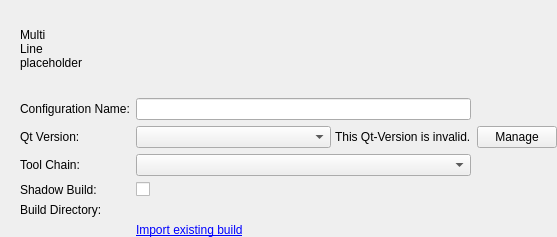
The window that src/plugins/qt4projectmanager/qt4projectconfigwidget.ui (qt-creator/qt-creator) describes before a commit, drawn with Qt 5.
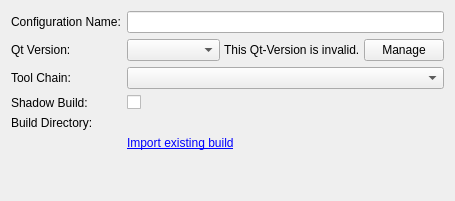
The same window after the commit. Custom widgets are drawn as their Qt base class.

```diff
--- a/src/plugins/qt4projectmanager/qt4projectconfigwidget.ui
+++ b/src/plugins/qt4projectmanager/qt4projectconfigwidget.ui
@@ -6,63 +6,12 @@
    <rect>
     <x>0</x>
     <y>0</y>
-    <width>557</width>
-    <height>237</height>
+    <width>455</width>
+    <height>201</height>
    </rect>
   </property>
-  <layout class="QVBoxLayout" name="verticalLayout">
-   <property name="spacing">
-    <number>0</number>
-   </property>
-   <property name="leftMargin">
-    <number>20</number>
-   </property>
-   <property name="topMargin">
-    <number>0</number>
-   </property>
-   <property name="rightMargin">
-    <number>0</number>
-   </property>
-   <property name="bottomMargin">
-    <number>0</number>
-   </property>
-   <item>
-    <layout class="QGridLayout" name="gridLayout_2">
-     <item row="0" column="0" rowspan="2">
-      <widget class="QLabel" name="titleLabel">
-       <property name="text">
-        <string>Multi
-Line
-placeholder</string>
-       </property>
-      </widget>
-     </item>
-     <item row="0" column="1">
-      <widget class="QWidget" name="detailsButtonWidget" native="true">
-       <property name="sizePolicy">
-        <sizepolicy hsizetype="Fixed" vsizetype="Fixed">
-         <horstretch>0</horstretch>
-         <verstretch>0</verstretch>
-        </sizepolicy>
-       </property>
-      </widget>
-     </item>
-    </layout>
-   </item>
-   <item>
-    <widget class="QWidget" name="detailsWidget" native="true">
-     <layout class="QGridLayout" name="gridLayout">
-      <property name="margin">
-       <number>0</number>
-      </property>
-      <item row="0" column="0">
-       <widget class="QLabel" name="nameLabel">
-        <property name="text">
-         <string>Configuration Name:</string>
-        </property>
-       </widget>
-      </item>
-      <item row="0" column="1">
+  <layout class="QFormLayout" name="formLayout">
+   <item row="1" column="1">
        <widget class="QLineEdit" name="nameLineEdit">
         <property name="sizePolicy">
          <sizepolicy hsizetype="Expanding" vsizetype="Fixed">
@@ -72,7 +21,7 @@
         </property>
        </widget>
       </item>
-      <item row="1" column="0">
+   <item row="2" column="0">
        <widget class="QLabel" name="qtVersionLabel">
         <property name="sizePolicy">
          <sizepolicy hsizetype="Maximum" vsizetype="Preferred">
@@ -85,7 +34,7 @@
         </property>
        </widget>
       </item>
-      <item row="1" column="1">
+   <item row="2" column="1">
        <layout class="QHBoxLayout" name="horizontalLayout">
         <property name="spacing">
          <number>4</number>
@@ -113,40 +62,30 @@
           </property>
          </widget>
         </item>
-       </layout>
-      </item>
-      <item row="1" column="2">
+     <item>
        <widget class="QPushButton" name="manageQtVersionPushButtons">
         <property name="text">
          <string>Manage</string>
         </property>
        </widget>
       </item>
-      <item row="2" column="0">
-       <widget class="QLabel" name="label_2">
-        <property name="text">
-         <string>Tool Chain:</string>
-        </property>
-       </widget>
-      </item>
-      <item row="2" column="1">
-       <widget class="QComboBox" name="toolChainComboBox"/>
-      </item>
-      <item row="3" column="0">
+    </layout>
+   </item>
+   <item row="6" column="0">
        <widget class="QLabel" name="label">
         <property name="text">
          <string>Shadow Build:</string>
         </property>
        </widget>
       </item>
-      <item row="3" column="1">
+   <item row="6" column="1">
        <widget class="QCheckBox" name="shadowBuildCheckBox">
         <property name="text">
          <string/>
         </property>
        </widget>
       </item>
-      <item row="4" column="0">
+   <item row="7" column="0">
        <widget class="QLabel" name="buildDirLabel">
         <property name="sizePolicy">
          <sizepolicy hsizetype="Preferred" vsizetype="Preferred">
@@ -159,7 +98,7 @@
         </property>
        </widget>
       </item>
-      <item row="4" column="1">
+   <item row="7" column="1">
        <widget class="Core::Utils::PathChooser" name="shadowBuildDirEdit" native="true">
         <property name="sizePolicy">
          <sizepolicy hsizetype="Expanding" vsizetype="Preferred">
@@ -169,7 +108,7 @@
         </property>
        </widget>
       </item>
-      <item row="5" column="1">
+   <item row="8" column="1">
        <widget class="QLabel" name="importLabel">
         <property name="text">
          <string>&lt;a href=&quot;import&quot;&gt;Import existing build&lt;/a&gt;</string>
@@ -179,7 +118,21 @@
         </property>
        </widget>
       </item>
-     </layout>
+   <item row="1" column="0">
+    <widget class="QLabel" name="nameLabel">
+     <property name="text">
+      <string>Configuration Name:</string>
+     </property>
+    </widget>
+   </item>
+   <item row="5" column="1">
+    <widget class="QComboBox" name="toolChainComboBox"/>
+   </item>
+   <item row="5" column="0">
+    <widget class="QLabel" name="label_2">
+     <property name="text">
+      <string>Tool Chain:</string>
+     </property>
     </widget>
    </item>
   </layout>
```
Lines whose indentation alone changed are shown as unchanged.
